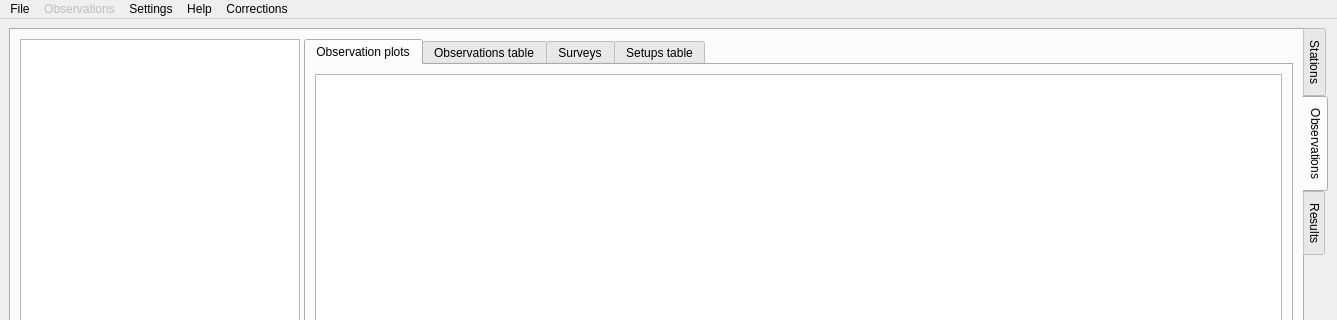
Qt form gravtools/gui/MainWindow.ui (ahellers/GravTools) before a commit; both pictures show x 0 to 1337 and y 0 to 320 of the 1337 by 746 pixel window.
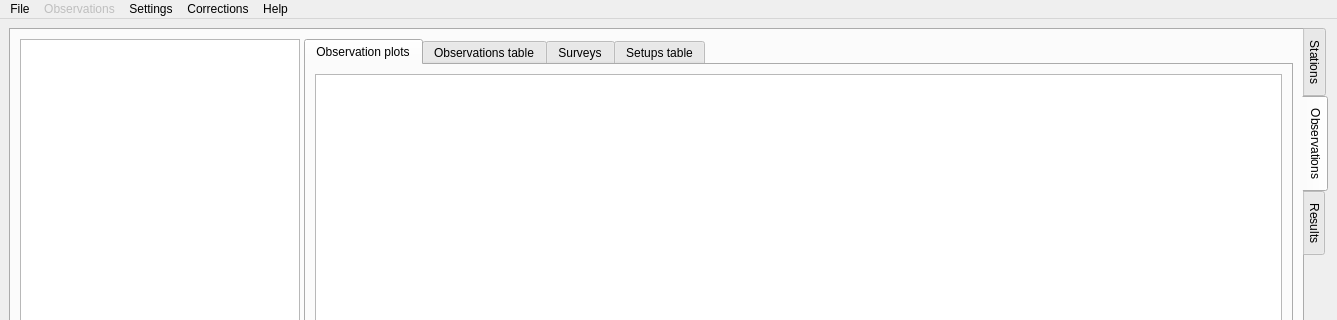
The same form after that commit. Custom widgets are drawn as their Qt base class.

```diff
--- a/gravtools/gui/MainWindow.ui
+++ b/gravtools/gui/MainWindow.ui
@@ -1073,8 +1073,8 @@
    <addaction name="menu_File"/>
    <addaction name="menu_Observations"/>
    <addaction name="menuEstimation_settings"/>
-   <addaction name="menuHelp"/>
    <addaction name="menuCorrections"/>
+   <addaction name="menuHelp"/>
   </widget>
   <widget class="QStatusBar" name="statusbar">
    <property name="inputMethodHints">
```
